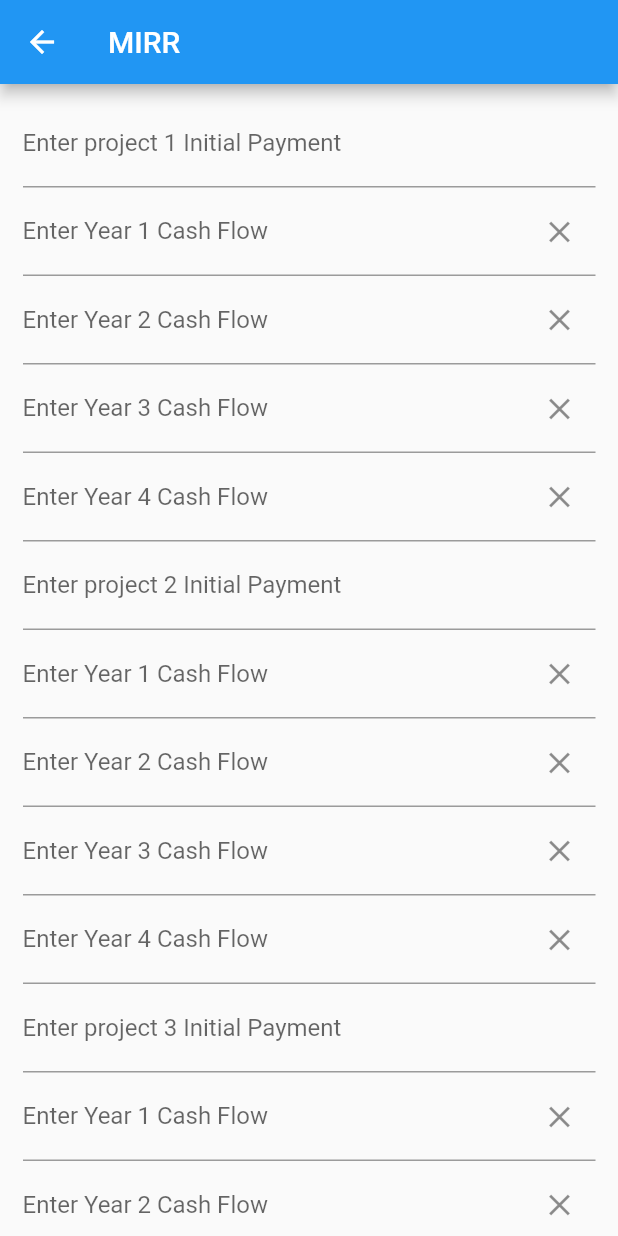
After one commit to Bibek-Dahal/financial_calculator, a Flutter app: the screen it shows after launch, after a tap on "BC", on a phone screen of 412 x 824 dp. The commit adds this screen. Run offline on Flutter 3.47's test engine with Material 2 defaults, Android fonts, the phone set to English and light mode, and no system bars; missing offline and left inert: dart:ffi.

Commit message:
fixing BCratio Bug

```diff
--- a/lib/screens/home.dart
+++ b/lib/screens/home.dart
@@ -2,6 +2,7 @@ import 'package:financial_calc/screens/compoundInterestCalc.dart';
 import 'package:financial_calc/screens/emiCalc.dart';
 import 'package:financial_calc/screens/irrCalc.dart';
 import 'package:financial_calc/screens/mirrCalc.dart';
+import 'package:financial_calc/screens/multipleBcRatio.dart';
 import 'package:flutter/material.dart';
 
 class Home extends StatefulWidget {
@@ -79,6 +80,19 @@ class _HomeState extends State<Home> {
               ),
             ),
           ),
+          Container(
+            child: GestureDetector(
+              onTap: () => Navigator.push(
+                context,
+                MaterialPageRoute(builder: (context) => const BcRatio()),
+              ),
+              child: Container(
+                padding: const EdgeInsets.all(8),
+                color: Colors.purpleAccent[200],
+                child: const Text('BC'),
+              ),
+            ),
+          ),
         ],
       ),
     );
--- /dev/null
+++ b/lib/screens/multipleBcRatio.dart
@@ -0,0 +1,344 @@
+import 'dart:ffi';
+import 'dart:math';
+import 'package:flutter/material.dart';
+import 'package:flutter/services.dart';
+import 'package:intl/intl.dart';
+
+class BcRatio extends StatefulWidget {
+  const BcRatio({Key? key}) : super(key: key);
+
+  @override
+  State<BcRatio> createState() => _BcRatioState();
+}
+
+class _BcRatioState extends State<BcRatio> {
+  int numOfProjects = 3;
+  int numOfYears = 5;
+  double interest = 0.10;
+  NumberFormat myFormat = NumberFormat.decimalPattern('en_us');
+  bool isCalculated = false;
+
+  Map cf = <int, Map>{};
+  final _formKey = GlobalKey<FormState>();
+  final interestController = TextEditingController();
+
+  void calBcRatio() {
+    List indCashFlows = [];
+    cf.forEach((key, value) {
+      double pvCOF = 0.0;
+      double pvCIF = 0.0;
+
+      for (int i = 0; i < value.length; i++) {
+        // print(cf[key]![i][i]);
+        if (double.parse(cf[key]![i]!) < 0) {
+          //for calculating PV value of i can be used as power
+          pvCOF += double.parse(cf[key]![i]!) / (pow((1 + interest), i));
+        } else {
+          pvCIF += double.parse(cf[key]![i]!) / (pow((1 + interest), i));
+          // print(pvCIF);
+        }
+      }
+      // if ((pvCIF / pvCOF.abs()) >= 1) {
+      indCashFlows.add({
+        'index': key,
+        'cost': pvCOF.abs(),
+        'benefit': pvCIF,
+        'B/C': (pvCIF / pvCOF.abs())
+      });
+      // }
+      //push cash flows in
+      // print('key $key');
+    });
+
+    void sortElements() {
+      int n = indCashFlows.length;
+      for (int i = 1; i < n; i++) {
+        for (int j = 0; j < n - i; j++) {
+          if (indCashFlows[j]['cost'] > indCashFlows[j + 1]['cost']) {
+            var temp = indCashFlows[j];
+            indCashFlows[j] = indCashFlows[j + 1];
+            indCashFlows[j + 1] = temp;
+          }
+        }
+      }
+    }
+
+    sortElements();
+    print('after sorting:');
+    print(indCashFlows);
+    print('select project: ${compareProject(indCashFlows)}');
+  }
+
+  int compareProject(indCashFlows) {
+    int selectedProject = indCashFlows[0]['index'];
+    for (int i = 1; i < indCashFlows.length; i++) {
+      double num =
+          indCashFlows[i]['benefit'] - indCashFlows[selectedProject]['benefit'];
+      double den =
+          indCashFlows[i]['cost'] - indCashFlows[selectedProject]['cost'];
+
+      double ratio = num / den;
+      // print('num: $num,dem: $den,ratio: $ratio');
+
+      // print(ratio);
+      if (ratio > 1) {
+        selectedProject = i;
+      }
+    }
+
+    return selectedProject;
+  }
+
+  @override
+  Widget build(BuildContext context) {
+    // print('BUILd called');
+    return Scaffold(
+      appBar: AppBar(
+        // Here we take the value from the MyHomePage object that was created by
+        // the App.build method, and use it to set our appbar title.
+        title: const Text('MIRR'),
+      ),
+      body: Form(
+        key: _formKey,
+        child: Padding(
+          padding: const EdgeInsets.symmetric(vertical: 10.0, horizontal: 15.0),
+          child: ListView.builder(
+              key: Key('123'),
+              itemCount: numOfProjects + 1,
+              itemBuilder: (BuildContext context, int index) {
+                if (index == numOfProjects) {
+                  return Padding(
+                    padding: EdgeInsets.all(2),
+                    child: Column(children: [
+                      Row(
+                        mainAxisAlignment: MainAxisAlignment.spaceEvenly,
+                        children: [
+                          ElevatedButton(
+                            onPressed: () {
+                              // Validate returns true if the form is valid, or false otherwise.
+                              if (_formKey.currentState!.validate()) {
+                                // setState(() {
+                                print('validated');
+
+                                // interest = 0.10;
+
+                                //calculate IRR
+                                calBcRatio();
+                              }
+                            },
+                            child: const Text('Submit'),
+                          ),
+                          ElevatedButton(
+                            onPressed: () {
+                              Navigator.pushReplacement(
+                                context,
+                                MaterialPageRoute<void>(
+                                  builder: (BuildContext context) =>
+                                      const BcRatio(),
+                                ),
+                              );
+                            },
+                            child: Text('Reset'),
+                          ),
+                          ElevatedButton(
+                            onPressed: () {
+                              // setState(() {
+                              //   paymentsNum++;
+                              // });
+                            },
+                            child: Text('Add Row'),
+                          ),
+                        ],
+                      ),
+                      if (isCalculated)
+                        Column(
+                          children: [
+                            Text('MIRR: '),
+                            // Text('NPV: $netPresentValue')
+                          ],
+                        )
+                    ]),
+                  );
+                } else {
+                  return
+                      // padding: const EdgeInsets.only(top: 3.0, bottom: 3.0),
+                      Container(
+                    child: Column(
+                      children: [
+                        for (int i = 0; i < numOfYears; i++)
+                          i != 0
+                              ?
+                              // print('inside if');
+                              TextFormField(
+                                  decoration: InputDecoration(
+                                    border: UnderlineInputBorder(),
+                                    labelText: 'Enter Year ${i} Cash Flow',
+                                    suffixIcon: InkWell(
+                                      child: Icon(Icons.close),
+                                      onTap: () {
+                                        // if (paymentsNum > 2) {
+                                        //   payments.remove(index);
+                                        //   setState(() {
+                                        //     paymentsNum--;
+                                        //   });
+                                        // }
+                                      },
+                                    ),
+                                  ),
+                                  keyboardType: TextInputType.number,
+                                  onChanged: (value) {
+                                    // print(value);
+                                    // handleChange(index, value);
+                                    if (cf[index] != null) {
+                                      // print('inside if');
+                                      cf[index][i] = value;
+                                      // print(cf);
+                                    } else {
+                                      // print('inside else');
+                                      cf[index] = {};
+                                      cf[index][i] = value;
+                                      // print(cf);
+                                    }
+                                  },
+                                  validator: (value) {
+                                    if (value == null || value.isEmpty) {
+                                      return 'Please enter year ${i + 1} cash flow';
+                                    } else {
+                                      return null;
+                                    }
+                                  },
+                                )
+                              : TextFormField(
+                                  decoration: InputDecoration(
+                                    border: UnderlineInputBorder(),
+                                    labelText:
+                                        'Enter project ${index + 1} Initial Payment',
+                                  ),
+                                  keyboardType: TextInputType.number,
+                                  onChanged: (value) {
+                                    // print(value);
+                                    // handleChange(index, value);
+                                    if (cf[index] != null) {
+                                      // print('inside if');
+                                      cf[index][i] = value;
+                                      // print(cf);
+                                    } else {
+                                      // print('inside else');
+                                      cf[index] = {};
+                                      cf[index][i] = value;
+                                      // print(cf);
+                                    }
+                                  },
+                                  validator: (value) {
+                                    if (value == null || value.isEmpty) {
+                                      return 'Please enter initial payment';
+                                    } else if (double.parse(value) > 0) {
+                                      return 'initial payment should be less then 0';
+                                    } else {
+                                      return null;
+                                    }
+                                  },
+                                )
+                      ],
+                    ),
+                  );
+                }
+              }),
+        ),
+      ),
+    );
+  }
+}
+
+getTextWidget(numOfyears, interestController, index, cf) {
+  List<Widget> list = [];
+  for (int i = 0; i < numOfyears; i++) {
+    if (i != 0) {
+      // print('inside if');
+      list.add(TextFormField(
+        decoration: InputDecoration(
+          border: UnderlineInputBorder(),
+          labelText: 'Enter Year ${i} Cash Flow',
+          suffixIcon: InkWell(
+            child: Icon(Icons.close),
+            onTap: () {
+              // if (paymentsNum > 2) {
+              //   payments.remove(index);
+              //   setState(() {
+              //     paymentsNum--;
+              //   });
+              // }
+            },
+          ),
+        ),
+        keyboardType: TextInputType.number,
+        onChanged: (value) {
+          print(value);
+          // handleChange(index, value);
+          if (cf[index] != null) {
+            // print('inside if');
+            cf[index][i] = value;
+            // print(cf);
+          } else {
+            // print('inside else');
+            cf[index] = {};
+            cf[index][i] = value;
+            // print(cf);
+          }
+        },
+        validator: (value) {
+          if (value == null || value.isEmpty) {
+            return 'Please enter year ${i + 1} cash flow';
+          } else {
+            return null;
+          }
+        },
+      ));
+    } else {
+      list.add(TextFormField(
+        decoration: InputDecoration(
+          border: UnderlineInputBorder(),
+          labelText: 'Enter project ${index + 1} Initial Payment',
+          suffixIcon: InkWell(
+            child: Icon(Icons.close),
+            onTap: () {
+              // if (paymentsNum > 2) {
+              //   payments.remove(index);
+              //   setState(() {
+              //     paymentsNum--;
+              //   });
+              // }
+            },
+          ),
+        ),
+        keyboardType: TextInputType.number,
+        onChanged: (value) {
+          print(value);
+          // handleChange(index, value);
+          if (cf[index] == Null) {
+            // print('inside if');
+            cf[index][i] = value;
+            // print(cf);
+          } else {
+            // print('inside else');
+            cf[index] = {};
+            cf[index][i] = value;
+            // print(cf);
+          }
+        },
+        validator: (value) {
+          if (value == null || value.isEmpty) {
+            return 'Please enter initial payment';
+          } else if (double.parse(value) > 0) {
+            return 'initial payment should be less then 0';
+          } else {
+            return null;
+          }
+        },
+      ));
+    }
+  }
+  return Column(
+    children: list,
+  );
+}
```
